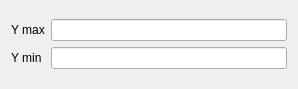
First picture: the form in designer/manual_y_axis_interface.ui, repository neutrons/RefRed, before the edit.
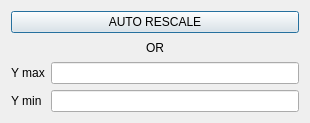
Second picture: the form after the edit.

Commit message: Started to work on fix of manual scaling of stitching tab

Diff of the .ui file:
```diff
--- a/designer/manual_y_axis_interface.ui
+++ b/designer/manual_y_axis_interface.ui
@@ -6,14 +6,31 @@
    <rect>
     <x>0</x>
     <y>0</y>
-    <width>298</width>
-    <height>89</height>
+    <width>310</width>
+    <height>123</height>
    </rect>
   </property>
   <property name="windowTitle">
    <string>Manual Y Axis</string>
   </property>
   <layout class="QVBoxLayout" name="verticalLayout">
+   <item>
+    <widget class="QPushButton" name="auto_rescale">
+     <property name="text">
+      <string>AUTO RESCALE</string>
+     </property>
+    </widget>
+   </item>
+   <item>
+    <widget class="QLabel" name="label_2">
+     <property name="text">
+      <string>OR</string>
+     </property>
+     <property name="alignment">
+      <set>Qt::AlignCenter</set>
+     </property>
+    </widget>
+   </item>
    <item>
     <layout class="QGridLayout" name="gridLayout">
      <item row="0" column="0">
```
Left out of the diff: 17 changed lines with no effect on the pictures. The commit also changes 20 other files.
